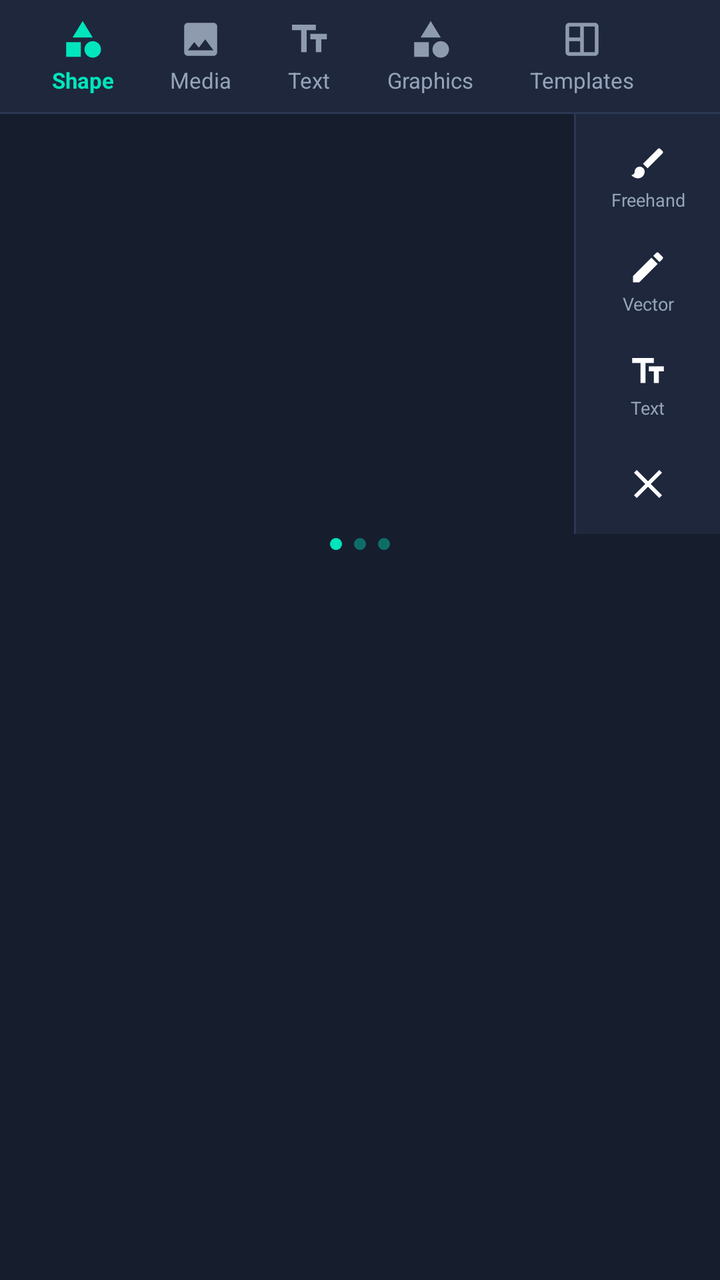
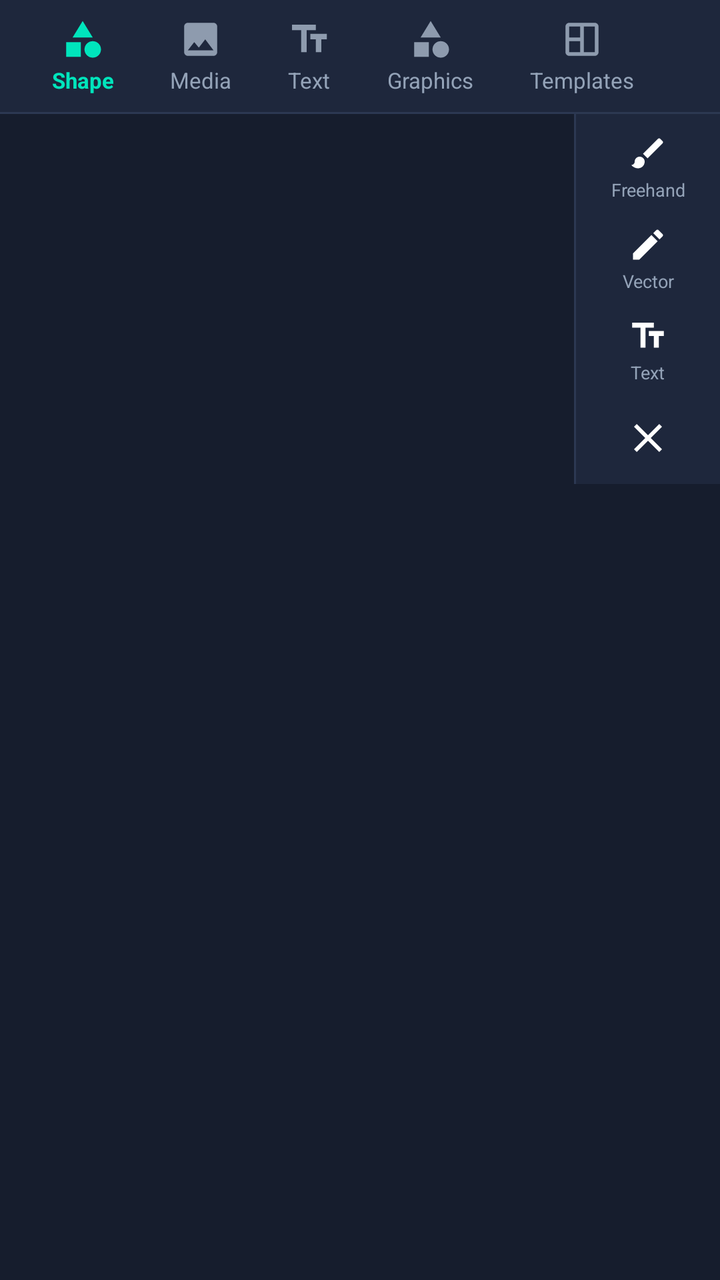

Before-and-after screenshots of an Android layout around one commit, followed by the original layout XML and the change that was made.
<!-- AndroidManifest.xml: application theme Theme.PixelEditor -->
<!-- res/layout/sheet_add_element.xml -->
<?xml version="1.0" encoding="utf-8"?>
<LinearLayout xmlns:android="http://schemas.android.com/apk/res/android"
    xmlns:app="http://schemas.android.com/apk/res-auto"
    android:id="@+id/sheetAddElement"
    android:layout_width="match_parent"
    android:layout_height="wrap_content"
    android:background="@color/pe_surface_panel"
    android:orientation="vertical">

    
    <HorizontalScrollView
        android:layout_width="match_parent"
        android:layout_height="56dp"
        android:background="@color/pe_surface_panel_elevated"
        android:scrollbars="none">

        <LinearLayout
            android:layout_width="wrap_content"
            android:layout_height="match_parent"
            android:gravity="center_vertical"
            android:orientation="horizontal"
            android:paddingStart="12dp"
            android:paddingEnd="12dp">

            
            <LinearLayout
                android:id="@+id/tabAddShape"
                android:layout_width="wrap_content"
                android:layout_height="match_parent"
                android:gravity="center"
                android:orientation="vertical"
                android:paddingStart="14dp"
                android:paddingEnd="14dp">

                <ImageView
                    android:id="@+id/ivTabShape"
                    android:layout_width="22dp"
                    android:layout_height="22dp"
                    android:src="@drawable/ic_tool_shape"
                    app:tint="@color/pe_accent_mint" />

                <TextView
                    android:id="@+id/tvTabShape"
                    android:layout_width="wrap_content"
                    android:layout_height="wrap_content"
                    android:layout_marginTop="2dp"
                    android:text="@string/tab_shape"
                    android:textColor="@color/pe_accent_mint"
                    android:textSize="11sp"
                    android:textStyle="bold" />
            </LinearLayout>

            
            <LinearLayout
                android:id="@+id/tabAddMedia"
                android:layout_width="wrap_content"
                android:layout_height="match_parent"
                android:gravity="center"
                android:orientation="vertical"
                android:paddingStart="14dp"
                android:paddingEnd="14dp">

                <ImageView
                    android:id="@+id/ivTabMedia"
                    android:layout_width="22dp"
                    android:layout_height="22dp"
                    android:src="@drawable/ic_pe_media"
                    app:tint="@color/pe_icon_inactive" />

                <TextView
                    android:id="@+id/tvTabMedia"
                    android:layout_width="wrap_content"
                    android:layout_height="wrap_content"
                    android:layout_marginTop="2dp"
                    android:text="@string/tab_media"
                    android:textColor="@color/pe_text_secondary"
                    android:textSize="11sp" />
            </LinearLayout>

            
            <LinearLayout
                android:id="@+id/tabAddText"
                android:layout_width="wrap_content"
                android:layout_height="match_parent"
                android:gravity="center"
                android:orientation="vertical"
                android:paddingStart="14dp"
                android:paddingEnd="14dp">

                <ImageView
                    android:id="@+id/ivTabText"
                    android:layout_width="22dp"
                    android:layout_height="22dp"
                    android:src="@drawable/ic_pe_text"
                    app:tint="@color/pe_icon_inactive" />

                <TextView
                    android:id="@+id/tvTabText"
                    android:layout_width="wrap_content"
                    android:layout_height="wrap_content"
                    android:layout_marginTop="2dp"
                    android:text="@string/tab_text"
                    android:textColor="@color/pe_text_secondary"
                    android:textSize="11sp" />
            </LinearLayout>

            
            <LinearLayout
                android:id="@+id/tabAddElements"
                android:layout_width="wrap_content"
                android:layout_height="match_parent"
                android:gravity="center"
                android:orientation="vertical"
                android:paddingStart="14dp"
                android:paddingEnd="14dp">

                <ImageView
                    android:id="@+id/ivTabElements"
                    android:layout_width="22dp"
                    android:layout_height="22dp"
                    android:src="@drawable/ic_pe_element"
                    app:tint="@color/pe_icon_inactive" />

                <TextView
                    android:id="@+id/tvTabElements"
                    android:layout_width="wrap_content"
                    android:layout_height="wrap_content"
                    android:layout_marginTop="2dp"
                    android:text="@string/tab_element"
                    android:textColor="@color/pe_text_secondary"
                    android:textSize="11sp" />
            </LinearLayout>

            
            <LinearLayout
                android:id="@+id/tabAddTemplates"
                android:layout_width="wrap_content"
                android:layout_height="match_parent"
                android:gravity="center"
                android:orientation="vertical"
                android:paddingStart="14dp"
                android:paddingEnd="14dp">

                <ImageView
                    android:id="@+id/ivTabTemplates"
                    android:layout_width="22dp"
                    android:layout_height="22dp"
                    android:src="@drawable/ic_pe_template"
                    app:tint="@color/pe_icon_inactive" />

                <TextView
                    android:id="@+id/tvTabTemplates"
                    android:layout_width="wrap_content"
                    android:layout_height="wrap_content"
                    android:layout_marginTop="2dp"
                    android:text="@string/tab_template"
                    android:textColor="@color/pe_text_secondary"
                    android:textSize="11sp" />
            </LinearLayout>
        </LinearLayout>
    </HorizontalScrollView>

    <View
        android:layout_width="match_parent"
        android:layout_height="1dp"
        android:background="@color/pe_border" />

    
    <LinearLayout
        android:layout_width="match_parent"
        android:layout_height="210dp"
        android:orientation="horizontal">

        
        <FrameLayout
            android:id="@+id/containerTabContent"
            android:layout_width="0dp"
            android:layout_height="match_parent"
            android:layout_weight="1"
            android:padding="8dp">

            
            <GridLayout
                android:id="@+id/gridShapes"
                android:layout_width="match_parent"
                android:layout_height="match_parent"
                android:columnCount="6"
                android:rowCount="3"
                android:alignmentMode="alignMargins"
                android:rowOrderPreserved="false" />
        </FrameLayout>

        
        <View
            android:layout_width="1dp"
            android:layout_height="match_parent"
            android:background="@color/pe_border" />

        
        <LinearLayout
            android:layout_width="72dp"
            android:layout_height="match_parent"
            android:background="@color/pe_surface_panel_elevated"
            android:gravity="center_horizontal"
            android:orientation="vertical"
            android:paddingTop="6dp"
            android:paddingBottom="6dp">

            
            <LinearLayout
                android:id="@+id/btnRailFreehand"
                android:layout_width="match_parent"
                android:layout_height="0dp"
                android:layout_weight="1"
                android:gravity="center"
                android:orientation="vertical">

                <ImageView
                    android:layout_width="20dp"
                    android:layout_height="20dp"
                    android:src="@drawable/ic_pe_brush"
                    app:tint="@color/pe_text_primary" />

                <TextView
                    android:layout_width="wrap_content"
                    android:layout_height="wrap_content"
                    android:layout_marginTop="2dp"
                    android:gravity="center"
                    android:text="Freehand"
                    android:textColor="@color/pe_text_secondary"
                    android:textSize="9sp" />
            </LinearLayout>

            
            <LinearLayout
                android:id="@+id/btnRailVector"
                android:layout_width="match_parent"
                android:layout_height="0dp"
                android:layout_weight="1"
                android:gravity="center"
                android:orientation="vertical">

                <ImageView
                    android:layout_width="20dp"
                    android:layout_height="20dp"
                    android:src="@drawable/ic_pe_pen"
                    app:tint="@color/pe_text_primary" />

                <TextView
                    android:layout_width="wrap_content"
                    android:layout_height="wrap_content"
                    android:layout_marginTop="2dp"
                    android:gravity="center"
                    android:text="Vector"
                    android:textColor="@color/pe_text_secondary"
                    android:textSize="9sp" />
            </LinearLayout>

            
            <LinearLayout
                android:id="@+id/btnRailText"
                android:layout_width="match_parent"
                android:layout_height="0dp"
                android:layout_weight="1"
                android:gravity="center"
                android:orientation="vertical">

                <ImageView
                    android:layout_width="20dp"
                    android:layout_height="20dp"
                    android:src="@drawable/ic_pe_text"
                    app:tint="@color/pe_text_primary" />

                <TextView
                    android:layout_width="wrap_content"
                    android:layout_height="wrap_content"
                    android:layout_marginTop="2dp"
                    android:gravity="center"
                    android:text="Text"
                    android:textColor="@color/pe_text_secondary"
                    android:textSize="9sp" />
            </LinearLayout>

            
            <ImageButton
                android:id="@+id/btnCloseAddSheet"
                android:layout_width="38dp"
                android:layout_height="38dp"
                android:layout_marginTop="4dp"
                android:background="?attr/selectableItemBackgroundBorderless"
                android:src="@drawable/ic_pe_close"
                app:tint="@color/pe_text_primary" />
        </LinearLayout>
    </LinearLayout>

    
    <LinearLayout
        android:layout_width="match_parent"
        android:layout_height="16dp"
        android:gravity="center"
        android:orientation="horizontal"
        android:paddingBottom="6dp">

        <View
            android:layout_width="6dp"
            android:layout_height="6dp"
            android:layout_margin="3dp"
            android:background="@drawable/bg_pill_accent" />

        <View
            android:layout_width="6dp"
            android:layout_height="6dp"
            android:layout_margin="3dp"
            android:background="@drawable/bg_pill_accent"
            android:alpha="0.4" />

        <View
            android:layout_width="6dp"
            android:layout_height="6dp"
            android:layout_margin="3dp"
            android:background="@drawable/bg_pill_accent"
            android:alpha="0.4" />
    </LinearLayout>
</LinearLayout>
<!-- resources referenced by this layout -->
<resources>
  <color name="pe_accent_mint">#00E5BC</color>
  <color name="pe_border">#2C3852</color>
  <color name="pe_icon_inactive">#8E9BAE</color>
  <color name="pe_surface_panel">#161D2D</color>
  <color name="pe_surface_panel_elevated">#1E273C</color>
  <color name="pe_text_primary">#FFFFFF</color>
  <color name="pe_text_secondary">#94A3B8</color>
  <!-- drawable bg_pill_accent (drawable) -->
  <?xml version="1.0" encoding="utf-8"?>
  <shape xmlns:android="http://schemas.android.com/apk/res/android"
      android:shape="rectangle">
      <solid android:color="@color/pe_accent_mint"/>
      <corners android:radius="999dp"/>
  </shape>
  <!-- drawable ic_pe_close (drawable) -->
  <vector xmlns:android="http://schemas.android.com/apk/res/android"
      android:width="24dp"
      android:height="24dp"
      android:viewportWidth="24"
      android:viewportHeight="24">
      <path
          android:fillColor="@color/pe_text_primary"
          android:pathData="M19,6.41L17.59,5 12,10.59 6.41,5 5,6.41 10.59,12 5,17.59 6.41,19 12,13.41 17.59,19 19,17.59 13.41,12z"/>
  </vector>
  <!-- drawable ic_pe_element (drawable) -->
  <vector xmlns:android="http://schemas.android.com/apk/res/android"
      android:width="24dp"
      android:height="24dp"
      android:viewportWidth="24"
      android:viewportHeight="24">
      <path
          android:fillColor="@color/pe_text_primary"
          android:pathData="M12,2l-5.5,9h11zM17.5,13c-2.49,0 -4.5,2.01 -4.5,4.5s2.01,4.5 4.5,4.5 4.5,-2.01 4.5,-4.5 -2.01,-4.5 -4.5,-4.5zM3,21.5h8v-8H3v8z"/>
  </vector>
  <!-- drawable ic_pe_media (drawable) -->
  <vector xmlns:android="http://schemas.android.com/apk/res/android"
      android:width="24dp"
      android:height="24dp"
      android:viewportWidth="24"
      android:viewportHeight="24">
      <path
          android:fillColor="@color/pe_text_primary"
          android:pathData="M21,19V5c0,-1.1 -0.9,-2 -2,-2H5c-1.1,0 -2,0.9 -2,2v14c0,1.1 0.9,2 2,2h14c1.1,0 2,-0.9 2,-2zM8.5,13.5l2.5,3.01L14.5,12l4.5,6H5l3.5,-4.5z"/>
  </vector>
  <!-- drawable ic_pe_template (drawable) -->
  <vector xmlns:android="http://schemas.android.com/apk/res/android"
      android:width="24dp"
      android:height="24dp"
      android:viewportWidth="24"
      android:viewportHeight="24">
      <path
          android:fillColor="@color/pe_text_primary"
          android:pathData="M19,3H5C3.9,3 3,3.9 3,5v14c0,1.1 0.9,2 2,2h14c1.1,0 2,-0.9 2,-2V5C21,3.9 20.1,3 19,3zM11,5v6H5V5h6zm-6,8h6v6H5v-6zm8,6v-14h6v14h-6z"/>
  </vector>
  <!-- drawable ic_pe_text (drawable) -->
  <vector xmlns:android="http://schemas.android.com/apk/res/android"
      android:width="24dp"
      android:height="24dp"
      android:viewportWidth="24"
      android:viewportHeight="24">
      <path
          android:fillColor="@color/pe_text_primary"
          android:pathData="M2.5,4v3h5v12h3V7h5V4h-13zm19,5h-9v3h3v7h3v-7h3V9z"/>
  </vector>
  <!-- drawable ic_tool_shape (drawable) -->
  <vector xmlns:android="http://schemas.android.com/apk/res/android"
      android:width="24dp"
      android:height="24dp"
      android:viewportWidth="24"
      android:viewportHeight="24">
      <path
          android:fillColor="@color/pe_text_primary"
          android:pathData="M12,2l-5.5,9h11zM17.5,13c-2.49,0 -4.5,2.01 -4.5,4.5s2.01,4.5 4.5,4.5 4.5,-2.01 4.5,-4.5 -2.01,-4.5 -4.5,-4.5zM3,21.5h8v-8H3v8z"/>
  </vector>
  <string name="tab_element">Graphics</string>
  <string name="tab_media">Media</string>
  <string name="tab_shape">Shape</string>
  <string name="tab_template">Templates</string>
  <string name="tab_text">Text</string>
  <color name="pe_m3_on_primary">#00382B</color>
  <color name="pe_m3_primary_container">#00513F</color>
  <color name="pe_m3_on_primary_container">#73FCD4</color>
  <color name="pe_accent_cyan">#00D2FF</color>
  <color name="pe_accent_purple">#7F5AF0</color>
  <color name="pe_bg_canvas_workspace">#0F1320</color>
  <!-- unchanged entries left out for length: 3 -->
</resources>

<!-- the commit's change to res/layout/sheet_add_element.xml (unified diff, before → after) -->
@@ -168,7 +168,7 @@
     
     <LinearLayout
         android:layout_width="match_parent"
-        android:layout_height="210dp"
+        android:layout_height="185dp"
         android:orientation="horizontal">
 
         
@@ -177,17 +177,15 @@
             android:layout_width="0dp"
             android:layout_height="match_parent"
             android:layout_weight="1"
-            android:padding="8dp">
-
-            
-            <GridLayout
-                android:id="@+id/gridShapes"
-                android:layout_width="match_parent"
-                android:layout_height="match_parent"
-                android:columnCount="6"
-                android:rowCount="3"
-                android:alignmentMode="alignMargins"
-                android:rowOrderPreserved="false" />
+            android:padding="6dp">
+
+            
+            <androidx.recyclerview.widget.RecyclerView
+                android:id="@+id/rvAddShapesGrid"
+                android:layout_width="match_parent"
+                android:layout_height="match_parent"
+                android:clipToPadding="false"
+                android:scrollbars="vertical" />
         </FrameLayout>
 
         
@@ -203,8 +201,8 @@
             android:background="@color/pe_surface_panel_elevated"
             android:gravity="center_horizontal"
             android:orientation="vertical"
-            android:paddingTop="6dp"
-            android:paddingBottom="6dp">
+            android:paddingTop="4dp"
+            android:paddingBottom="4dp">
 
             
             <LinearLayout
@@ -286,39 +284,10 @@
                 android:id="@+id/btnCloseAddSheet"
                 android:layout_width="38dp"
                 android:layout_height="38dp"
-                android:layout_marginTop="4dp"
+                android:layout_marginTop="2dp"
                 android:background="?attr/selectableItemBackgroundBorderless"
                 android:src="@drawable/ic_pe_close"
                 app:tint="@color/pe_text_primary" />
         </LinearLayout>
     </LinearLayout>
-
-    
-    <LinearLayout
-        android:layout_width="match_parent"
-        android:layout_height="16dp"
-        android:gravity="center"
-        android:orientation="horizontal"
-        android:paddingBottom="6dp">
-
-        <View
-            android:layout_width="6dp"
-            android:layout_height="6dp"
-            android:layout_margin="3dp"
-            android:background="@drawable/bg_pill_accent" />
-
-        <View
-            android:layout_width="6dp"
-            android:layout_height="6dp"
-            android:layout_margin="3dp"
-            android:background="@drawable/bg_pill_accent"
-            android:alpha="0.4" />
-
-        <View
-            android:layout_width="6dp"
-            android:layout_height="6dp"
-            android:layout_margin="3dp"
-            android:background="@drawable/bg_pill_accent"
-            android:alpha="0.4" />
-    </LinearLayout>
 </LinearLayout>
<!-- resource entries referenced after the edit -->
@@ -7,13 +7,6 @@
   <color name="pe_surface_panel_elevated">#1E273C</color>
   <color name="pe_text_primary">#FFFFFF</color>
   <color name="pe_text_secondary">#94A3B8</color>
-  <!-- drawable bg_pill_accent (drawable) -->
-  <?xml version="1.0" encoding="utf-8"?>
-  <shape xmlns:android="http://schemas.android.com/apk/res/android"
-      android:shape="rectangle">
-      <solid android:color="@color/pe_accent_mint"/>
-      <corners android:radius="999dp"/>
-  </shape>
   <!-- drawable ic_pe_close (drawable) -->
   <vector xmlns:android="http://schemas.android.com/apk/res/android"
       android:width="24dp"
